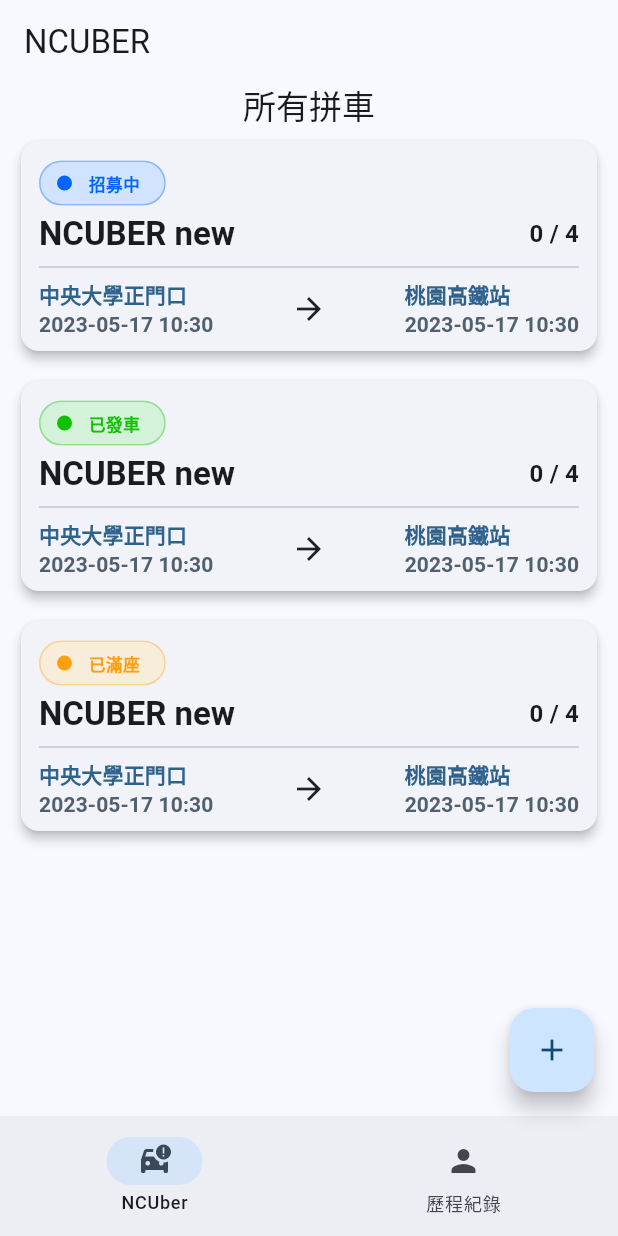
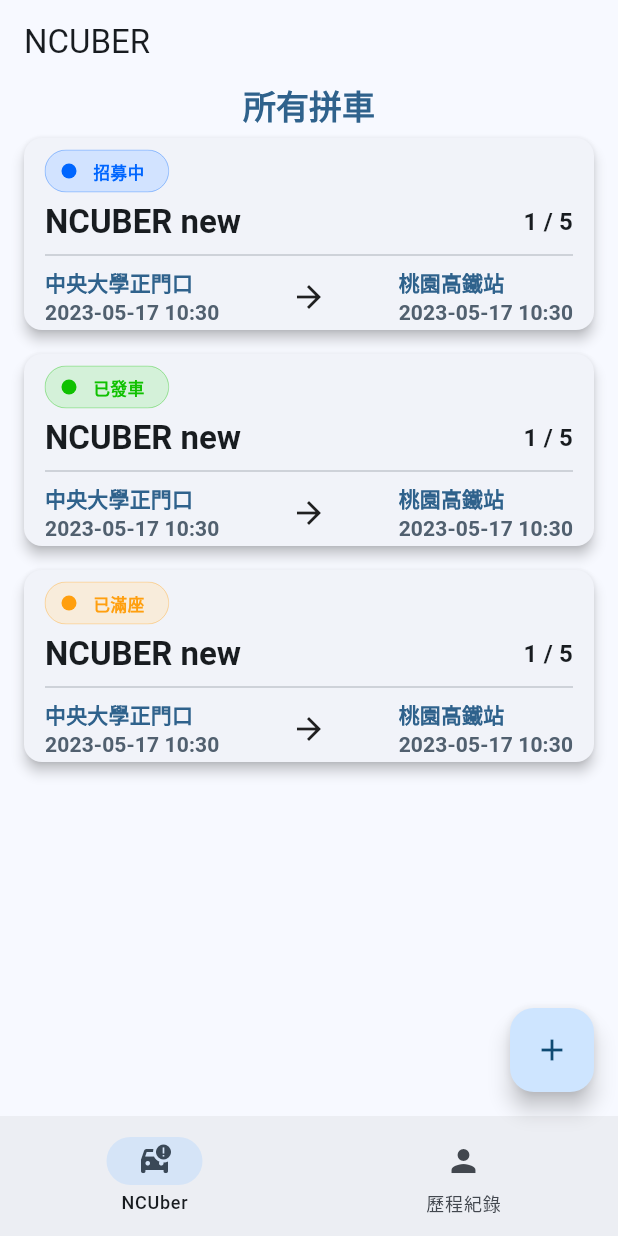
Before and after one commit to quan0715/ncuber, a Flutter app: the DashboardView screen opened by its route, on a phone screen of 412 x 824 dp. Run offline on Flutter 3.47's test engine with Material 2 defaults, Android fonts, the light colour scheme and no system bars; missing offline and left inert: dart:ffi.

Commit message:
update view

```diff
--- a/lib/model/car_model.dart
+++ b/lib/model/car_model.dart
@@ -1,4 +1,6 @@
 import 'dart:ffi';
+
+import 'package:ncuber/model/msg_model.dart';
 
 /// Type: model Class
 /// Descriptions: 併車的(房間)屬性
@@ -44,6 +46,8 @@ class CarModel {
   int? totalExceptCost; // 搭乘總花費
   String? genderLimit; // 性別限制
   Float? ratingStandard; // 乘客最低分數
+  List<int> personUids; // 併車的人
+  List<MsgModel> msgHists; // 最後n則歷史訊息
   CarModel(
       {this.roomTitle,
       this.status,
@@ -56,7 +60,11 @@ class CarModel {
       this.personsNumLimit,
       this.totalExceptCost,
       this.genderLimit,
-      this.ratingStandard});
+      this.ratingStandard,
+      this.personUids = const [],
+      this.msgHists = const []
+    });
+
   factory CarModel.create(int launchPersonUid) => CarModel(
         roomTitle: 'NCUBER new',
         status: CarStatus.notReady(),
@@ -66,9 +74,16 @@ class CarModel {
         startLoc: '中央大學正門口',
         endTime: DateTime.now(),
         endLoc: '桃園高鐵站',
-        personsNumLimit: 4,
+        personsNumLimit: 5,
         totalExceptCost: 0,
         ratingStandard: const Float(),
         genderLimit: '',
+        personUids: [launchPersonUid],
+        msgHists: const []
       );
+
+  // CarStatus cardStatusRule(){
+
+  // }
+
 }
--- a/lib/model/carpool_model.dart
+++ /dev/null
@@ -1,13 +0,0 @@
-import 'package:ncuber/model/car_model.dart';
-import 'package:ncuber/model/msg_model.dart';
-
-/// Type: model class
-/// Descriptions: 併車屬性
-/// Author: Staler2019(Github.com)
-class CarpoolModel {
-  late CarModel car; // 房間
-  late List<int> personUids; // 併車的人們
-  late List<MsgModel> msgHists; // 最後n則歷史訊息
-}
-
-// TODO. rate 採用post直接回傳
--- a/lib/view/dashboard_ncuber.dart
+++ b/lib/view/dashboard_ncuber.dart
@@ -26,7 +26,10 @@ class DashboardNcUber extends StatelessWidget {
                   children: [
                     Center(
                       child: Text('所有拼車',
-                          style: Theme.of(context).textTheme.titleLarge),
+                          style: Theme.of(context).textTheme.titleLarge!.copyWith(
+                            fontWeight: FontWeight.bold,
+                            color: Theme.of(context).colorScheme.primary
+                          )),
                     ),
                     viewModel.allCarPool.isEmpty
                         ? Expanded(
@@ -89,26 +92,29 @@ class _CarPoolCardState extends State<CarPoolCard> {
     return Chip(
         visualDensity: VisualDensity.compact,
         backgroundColor: color.withOpacity(0.15),
-      avatar: CircleAvatar(backgroundColor: color, radius: 5,),
+        avatar: CircleAvatar(
+          backgroundColor: color,
+          radius: 5,
+        ),
         shape: RoundedRectangleBorder(
           borderRadius: BorderRadius.circular(20),
         ),
-      side: BorderSide(color: color.withOpacity(0.2), width: 1),
-      labelStyle: Theme.of(context).textTheme.labelSmall!.copyWith(
-        fontWeight: FontWeight.bold,
-        color: color
-      ),
+        side: BorderSide(color: color.withOpacity(0.2), width: 0),
+        labelStyle: Theme.of(context)
+            .textTheme
+            .labelSmall!
+            .copyWith(fontWeight: FontWeight.bold, color: color),
         label: Text(widget.carPoolData.status!.statusName));
   }
 
   @override
   Widget build(BuildContext context) {
     return Padding(
-      padding: const EdgeInsets.symmetric(vertical: 6, horizontal: 10),
+      padding: const EdgeInsets.symmetric(vertical: 4, horizontal: 12),
       child: Card(
-        elevation: 3,
+        elevation: 3.5,
         child: Padding(
-          padding: const EdgeInsets.symmetric(vertical: 8, horizontal: 12),
+          padding: const EdgeInsets.symmetric(vertical: 2, horizontal: 14),
           child: Column(
             mainAxisAlignment: MainAxisAlignment.center,
             crossAxisAlignment: CrossAxisAlignment.start,
@@ -124,7 +130,7 @@ class _CarPoolCardState extends State<CarPoolCard> {
                           .titleLarge!
                           .copyWith(fontWeight: FontWeight.bold)),
                   // car pool persons num display
-                  Text('0 / ${widget.carPoolData.personsNumLimit}',
+                  Text('${widget.carPoolData.personUids.length} / ${widget.carPoolData.personsNumLimit}',
                       style: Theme.of(context)
                           .textTheme
                           .titleMedium!
```
Lines whose indentation alone changed are shown as unchanged.
